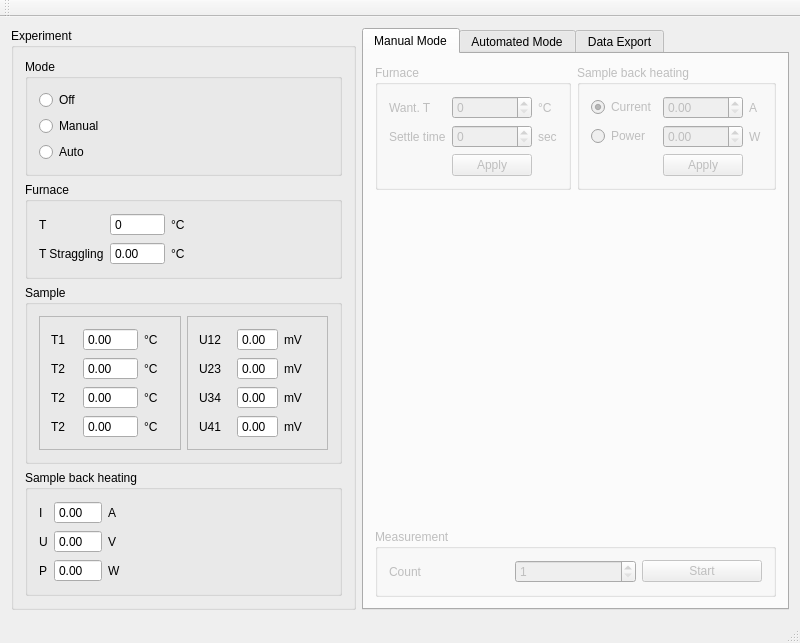
Above: Seebeck/mainwindow.ui from mBr001/seebeck before the change. Below: the same form after it.
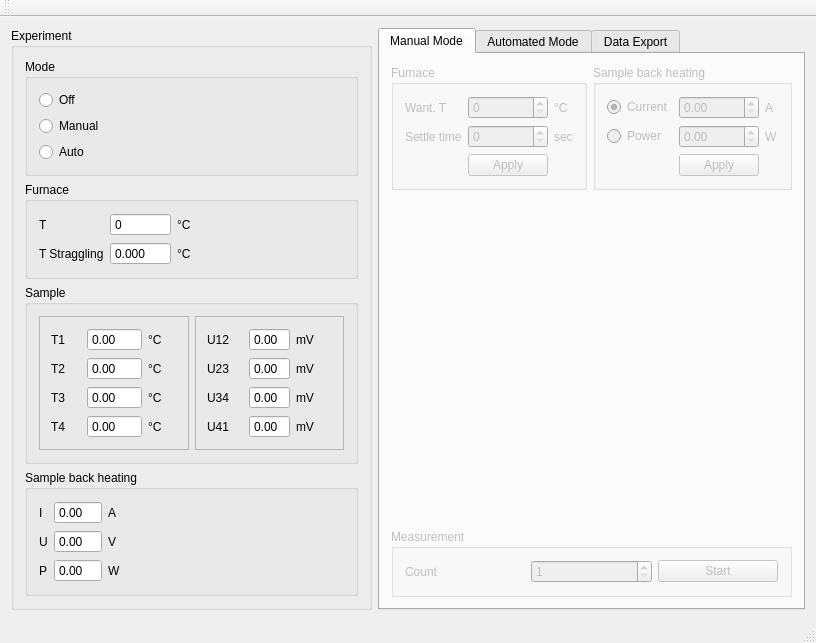
That is the form after the change.

What changed in the file:
```diff
--- a/Seebeck/mainwindow.ui
+++ b/Seebeck/mainwindow.ui
@@ -6,7 +6,7 @@
    <rect>
     <x>0</x>
     <y>0</y>
-    <width>800</width>
+    <width>816</width>
     <height>634</height>
    </rect>
   </property>
@@ -200,14 +200,14 @@
              <item row="2" column="0">
               <widget class="QLabel" name="label_9">
                <property name="text">
-                <string>T2</string>
+                <string>T3</string>
                </property>
               </widget>
              </item>
              <item row="3" column="0">
               <widget class="QLabel" name="label_10">
                <property name="text">
-                <string>T2</string>
+                <string>T4</string>
                </property>
               </widget>
              </item>
@@ -377,6 +377,9 @@
             <property name="buttonSymbols">
              <enum>QAbstractSpinBox::NoButtons</enum>
             </property>
+            <property name="decimals">
+             <number>3</number>
+            </property>
             <property name="maximum">
              <double>9999.989999999999782</double>
             </property>
```
Left out of the diff: 2 changed lines with no effect on the pictures.
